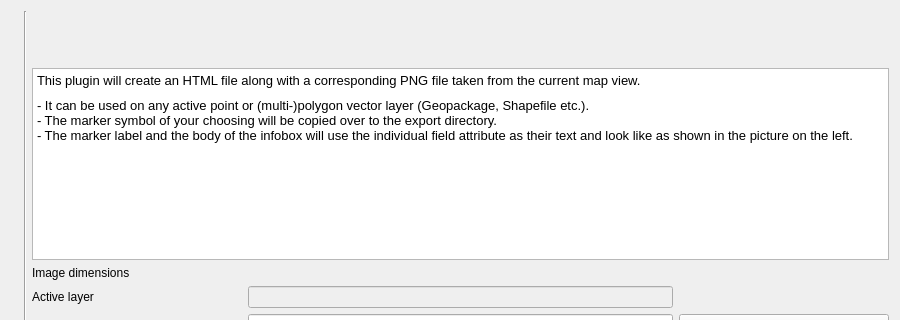
Old version of the form src/html_image_map_creator_dialog_base.ui in the repository geometalab/HTML-Image-Map-Creator-QGIS-Plugin; both pictures show x 0 to 900 and y 0 to 320 of the 900 by 513 pixel window.
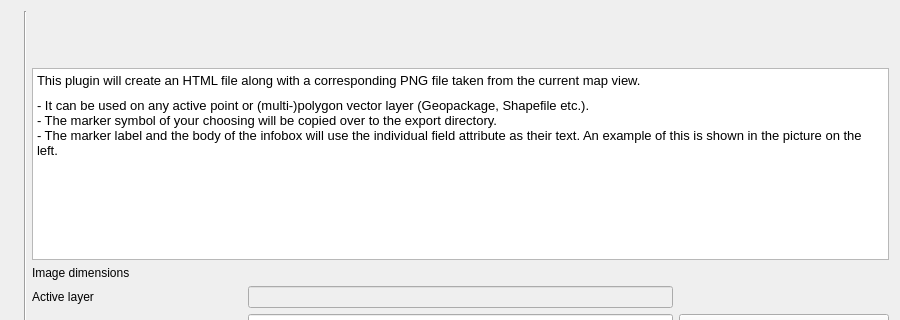
New version of the form. Icons and pictures are not drawn.

Patch:
```diff
--- a/src/html_image_map_creator_dialog_base.ui
+++ b/src/html_image_map_creator_dialog_base.ui
@@ -92,7 +92,7 @@
 &lt;p style=&quot; margin-top:0px; margin-bottom:0px; margin-left:0px; margin-right:0px; -qt-block-indent:0; text-indent:0px;&quot;&gt;&lt;span style=&quot; font-family:'Sans Serif'; font-size:6pt;&quot;&gt; &lt;/span&gt;&lt;/p&gt;
 &lt;p style=&quot; margin-top:0px; margin-bottom:0px; margin-left:0px; margin-right:0px; -qt-block-indent:0; text-indent:0px;&quot;&gt;&lt;span style=&quot; font-family:'Sans Serif';&quot;&gt;- It can be used on any active point or (multi-)polygon vector layer (Geopackage, Shapefile etc.).&lt;/span&gt;&lt;/p&gt;
 &lt;p style=&quot; margin-top:0px; margin-bottom:0px; margin-left:0px; margin-right:0px; -qt-block-indent:0; text-indent:0px;&quot;&gt;&lt;span style=&quot; font-family:'Sans Serif';&quot;&gt;- The marker symbol of your choosing will be copied over to the export directory.&lt;/span&gt;&lt;/p&gt;
-&lt;p style=&quot; margin-top:0px; margin-bottom:0px; margin-left:0px; margin-right:0px; -qt-block-indent:0; text-indent:0px;&quot;&gt;&lt;span style=&quot; font-family:'Sans Serif';&quot;&gt;- The marker label and the body of the infobox will use the individual field attribute as their text and look like as shown in the picture on the left.&lt;/span&gt;&lt;/p&gt;&lt;/body&gt;&lt;/html&gt;</string>
+&lt;p style=&quot; margin-top:0px; margin-bottom:0px; margin-left:0px; margin-right:0px; -qt-block-indent:0; text-indent:0px;&quot;&gt;&lt;span style=&quot; font-family:'Sans Serif';&quot;&gt;- The marker label and the body of the infobox will use the individual field attribute as their text. An example of this is shown in the picture on the left.&lt;/span&gt;&lt;/p&gt;&lt;/body&gt;&lt;/html&gt;</string>
      </property>
     </widget>
    </item>
```
Left out of the diff: 8 changed lines with no effect on the pictures.
